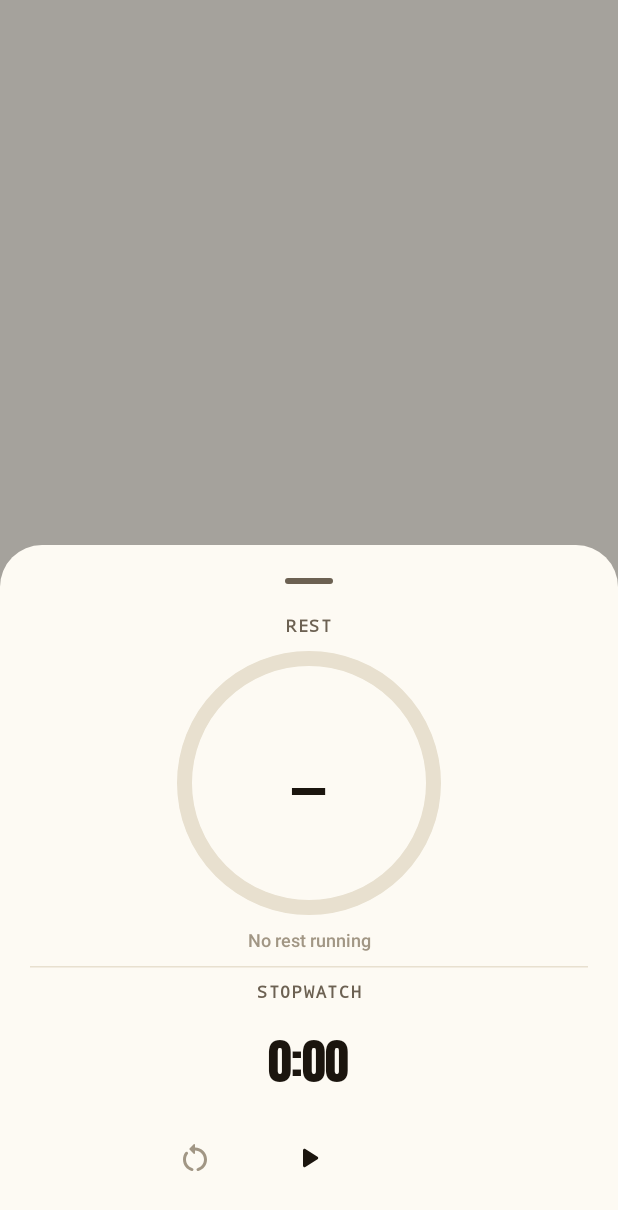
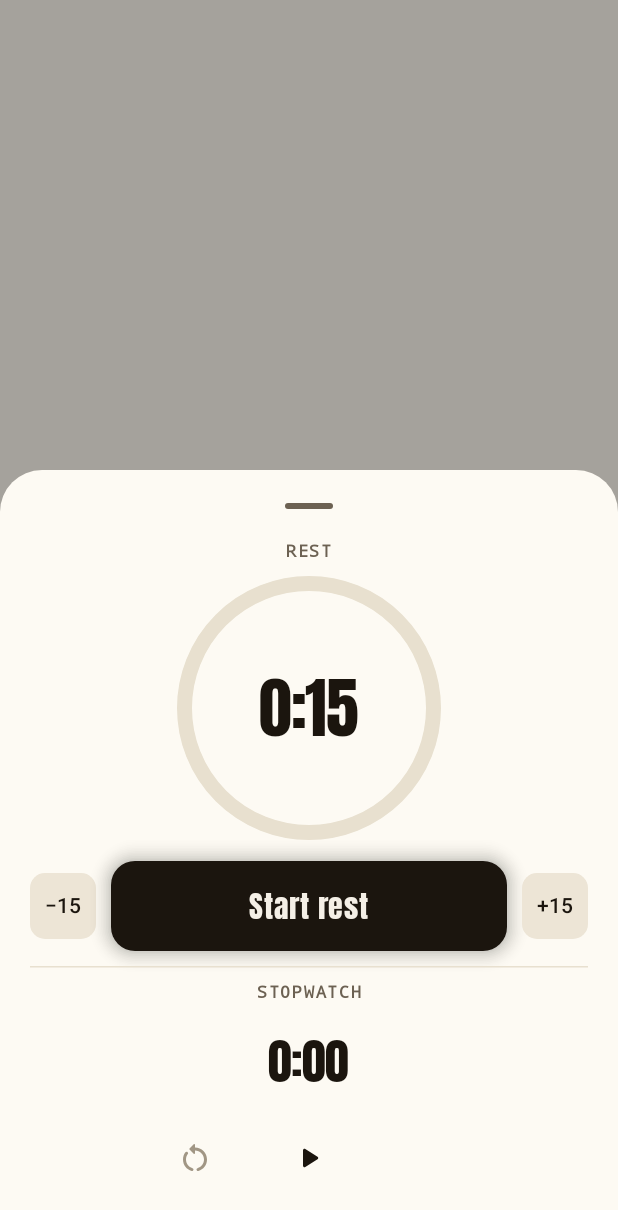
Before and after one commit to AyoubAZIAMIMER/Gym-Tracking-Android-App, an Android app built with Jetpack Compose: the composable RestActionsSheet called with empty values, after a tap on "Start stopwatch", on a phone screen of 412 x 824 dp. Shown: the top 1210 px of the screen. Run offline under Robolectric (Android 15) with nearby library versions, the phone set to English and light mode, and no system bars; libraries missing offline, so code that uses them is left out: dev.chrisbanes.haze; missing, so only their content is drawn: CompositionLocalProvider; 3 statements that could not run were skipped; 1 other tap on this screen came first.

Commit message:
Manual start, ±15 adjust, and a direct tap on red — no sheet detour
Three refinements to the rest/stopwatch sheet from the last pass:

Manual start: a Timer icon now sits in the Strike top bar and the Slate header,
always there whether or not a rest is running — the dedicated way to start
either one manually, since before this the sheet was only reachable from a
rest readout that only existed once a rest was already going. The old
Strike-top-bar "toggle the inline stopwatch row" behaviour retires entirely —
that row was already redundant with the sheet's own stopwatch section, so
StopwatchRow is gone and its state (already hoisted last pass) now belongs
only to the sheet and nothing else.

Direct tap on red: the rest readouts (top-bar chip, Strike caption, Slate
pill) go back to what they were before the sheet existed — tapping them does
nothing while counting down, and stops the rest immediately, with no sheet in
between, once they're over. The sheet is for everything short of that
(starting, adjusting, checking the stopwatch); a red readout you're already
looking at doesn't need a second screen to dismiss.

±15 in the sheet: the REST section now shows -15/+15 chips flanking the
primary button. Running, they call the timer service's new signed ACTION_ADJUST
(same deadline-shift math as the existing +15s notification action, just able
to go either way) directly against the live deadline. Idle, they nudge a local
armed value — seeded from the user's configured rest-seconds default — before
"Start rest" hands it to RestTimerService.start(). The chips reuse the
weight/rep steppers' own text-glyph-in-a-box language rather than a generic
plus/minus icon, so the sheet doesn't introduce a second adjuster style.

Verified on-device: the Timer icon opens the sheet with nothing running and
shows the idle preset; +15 twice moves it 0:06 -> 0:36; Start rest launches a
real countdown at that value; -15 on a live 34s rest pulls it into overtime
directly (+0:05, full red ring, the usual "Rest over" alert firing); dismissing
the sheet and tapping the now-red Slate pill ends the rest in one tap with no
sheet appearing.

Co-Authored-By: Claude Opus 5 <noreply@anthropic.com>

```diff
--- a/android/app/src/main/java/com/gymtracker/ui/components/RestActionsSheet.kt
+++ b/android/app/src/main/java/com/gymtracker/ui/components/RestActionsSheet.kt
@@ -1,17 +1,21 @@
-// Purpose: The rest countdown and the manual stopwatch, together, reached by tapping the live
-//          rest readout mid-workout (Strike caption / Slate pill). Two flat hairline-ruled
-//          sections stacked in one sheet — not tabs — so both are visible at once instead of
-//          one hiding behind the other. Deliberately not the generic blue segmented-tab +
-//          grey-ring layout a reference app used for this same idea: the rest ring carries the
-//          app's own heat ramp (it's live data racing a target), the stopwatch has no ring at
-//          all (it isn't racing anything, and a static ring around it would just be decoration
-//          with no data behind it — the one thing this app's identity work has tried hardest
-//          to avoid).
+// Purpose: The rest countdown and the manual stopwatch, together, reached by tapping a Timer
+//          icon mid-workout (Strike top bar / Slate header) — always there, running or not, so
+//          starting either one manually doesn't need one to already be going. Two flat
+//          hairline-ruled sections stacked in one sheet — not tabs — so both are visible at
+//          once instead of one hiding behind the other. Deliberately not the generic blue
+//          segmented-tab + grey-ring layout a reference app used for this same idea: the rest
+//          ring carries the app's own heat ramp (it's live data racing a target), the stopwatch
+//          has no ring at all (it isn't racing anything, and a static ring around it would just
+//          be decoration with no data behind it — the one thing this app's identity work has
+//          tried hardest to avoid).
 // Inputs: live rest state (nullable) + stopwatch state, both hoisted in WorkoutSessionScreen
-// Outputs: onFinishRest, onToggleStopwatch, onResetStopwatch, onDismiss
+// Outputs: onStartRest, onAdjustRest, onFinishRest, onToggleStopwatch, onResetStopwatch, onDismiss
 package com.gymtracker.ui.components
 
 import androidx.compose.foundation.Canvas
+import androidx.compose.foundation.background
+import androidx.compose.foundation.clickable
+import androidx.compose.foundation.interaction.MutableInteractionSource
 import androidx.compose.foundation.layout.Arrangement
 import androidx.compose.foundation.layout.Box
 import androidx.compose.foundation.layout.Column
@@ -21,6 +25,7 @@ import androidx.compose.foundation.layout.fillMaxWidth
 import androidx.compose.foundation.layout.height
 import androidx.compose.foundation.layout.padding
 import androidx.compose.foundation.layout.size
+import androidx.compose.foundation.shape.RoundedCornerShape
 import androidx.compose.material.icons.Icons
 import androidx.compose.material.icons.rounded.Pause
 import androidx.compose.material.icons.rounded.PlayArrow
@@ -33,8 +38,13 @@ import androidx.compose.material3.ModalBottomSheet
 import androidx.compose.material3.Text
 import androidx.compose.material3.rememberModalBottomSheetState
 import androidx.compose.runtime.Composable
+import androidx.compose.runtime.getValue
+import androidx.compose.runtime.mutableIntStateOf
+import androidx.compose.runtime.remember
+import androidx.compose.runtime.setValue
 import androidx.compose.ui.Alignment
 import androidx.compose.ui.Modifier
+import androidx.compose.ui.draw.clip
 import androidx.compose.ui.geometry.Offset
 import androidx.compose.ui.geometry.Size
 import androidx.compose.ui.graphics.StrokeCap
@@ -43,6 +53,7 @@ import androidx.compose.ui.graphics.lerp
 import androidx.compose.ui.unit.dp
 import com.gymtracker.ui.theme.FONT_FEATURE_TABULAR
 import com.gymtracker.ui.theme.GymTheme
+import com.gymtracker.ui.theme.forgedPress
 import com.gymtracker.utils.TimeFormat
 
 @OptIn(ExperimentalMaterial3Api::class)
@@ -50,6 +61,9 @@ import com.gymtracker.utils.TimeFormat
 fun RestActionsSheet(
     restRemainingSec: Int?,
     restTotalSec: Int,
+    defaultRestSeconds: Int,
+    onStartRest: (seconds: Int) -> Unit,
+    onAdjustRest: (deltaSeconds: Int) -> Unit,
     onFinishRest: () -> Unit,
     stopwatchElapsedMs: Long,
     stopwatchRunning: Boolean,
@@ -57,6 +71,12 @@ fun RestActionsSheet(
     onResetStopwatch: () -> Unit,
     onDismiss: () -> Unit,
 ) {
+    // The preset you'd start a fresh rest at — only meaningful while nothing is running, so it
+    // resets to your configured default each time the sheet opens rather than persisting across
+    // opens. -15/+15 either nudge this before you start, or nudge the live deadline once you have.
+    var armedSeconds by remember { mutableIntStateOf(defaultRestSeconds) }
+    val running = restRemainingSec != null
+
     ModalBottomSheet(
         onDismissRequest = onDismiss,
         sheetState = rememberModalBottomSheetState(skipPartiallyExpanded = true),
@@ -71,19 +91,31 @@ fun RestActionsSheet(
             verticalArrangement = Arrangement.spacedBy(10.dp),
         ) {
             StampText("REST")
-            RestRing(restRemainingSec, restTotalSec)
-            if (restRemainingSec != null) {
-                ForgedCta(
-                    label = "Finish rest",
-                    onClick = { onFinishRest(); onDismiss() },
-                    modifier = Modifier.padding(top = 4.dp),
-                )
-            } else {
-                Text(
-                    "No rest running",
-                    style = MaterialTheme.typography.labelMedium,
-                    color = GymTheme.colors.hint,
-                )
+            RestRing(restRemainingSec, restTotalSec, armedSeconds)
+            Row(
+                Modifier.fillMaxWidth().padding(top = 4.dp),
+                verticalAlignment = Alignment.CenterVertically,
+                horizontalArrangement = Arrangement.spacedBy(10.dp),
+            ) {
+                AdjustChip("−15") {
+                    if (running) onAdjustRest(-15) else armedSeconds = (armedSeconds - 15).coerceAtLeast(15)
+                }
+                Box(Modifier.weight(1f)) {
+                    ForgedCta(
+                        label = if (running) "Finish rest" else "Start rest",
+                        onClick = {
+                            if (running) {
+                                onFinishRest()
+                                onDismiss()
+                            } else {
+                                onStartRest(armedSeconds)
+                            }
+                        },
+                    )
+                }
+                AdjustChip("+15") {
+                    if (running) onAdjustRest(15) else armedSeconds = (armedSeconds + 15).coerceAtMost(600)
+                }
             }
 
             SectionRule()
@@ -124,13 +156,38 @@ fun RestActionsSheet(
 }
 
 /**
+ * The same recipe as the weight/rep steppers on the Slate (a text glyph in a small rounded
+ * box) rather than a plus/minus icon glyph — one adjuster language for the whole app, not a
+ * second one invented just for this sheet.
+ */
+@Composable
+private fun AdjustChip(label: String, onClick: () -> Unit) {
+    val source = remember { MutableInteractionSource() }
+    Box(
+        Modifier
+            .size(44.dp)
+            .forgedPress(source)
+            .clip(RoundedCornerShape(10.dp))
+            .background(MaterialTheme.colorScheme.surfaceVariant)
+            .clickable(interactionSource = source, indication = null, onClick = onClick),
+        contentAlignment = Alignment.Center,
+    ) {
+        Text(label, style = MaterialTheme.typography.labelLarge, color = MaterialTheme.colorScheme.onSurface)
+    }
+}
+
+/**
  * Same heat ramp as the overlay bubble and the in-session readouts (quenched steel -> ember ->
  * red, flat spent-red once you're over) — one ring, drawn three places, always means the same
  * thing. No progress ring for the stopwatch below: there's no target to show a fraction of, and
  * a static circle drawn just to echo this one would be decoration wearing data's clothes.
+ *
+ * Idle (nothing running) shows the armed preset in plain chalk on a bare track — not the heat
+ * ramp, because it isn't live yet, and not dimmed to a hint, because it's a real value you're
+ * about to act on, not a placeholder.
  */
 @Composable
-private fun RestRing(remainingSec: Int?, totalSec: Int) {
+private fun RestRing(remainingSec: Int?, totalSec: Int, armedSeconds: Int) {
     val heat = GymTheme.colors.heat
     val track = MaterialTheme.colorScheme.outlineVariant
     val overtime = (remainingSec ?: 0) < 0
@@ -140,7 +197,6 @@ private fun RestRing(remainingSec: Int?, totalSec: Int) {
         else -> (remainingSec / totalSec.toFloat()).coerceIn(0f, 1f)
     }
     val ringColor = when {
-        remainingSec == null -> GymTheme.colors.hint
         overtime -> heat.spent
         fraction > 0.5f -> lerp(heat.hot, heat.ready, (fraction - 0.5f) / 0.5f)
         else -> lerp(heat.spent, heat.hot, (fraction / 0.5f).coerceIn(0f, 1f))
@@ -160,7 +216,7 @@ private fun RestRing(remainingSec: Int?, totalSec: Int) {
             }
         }
         Text(
-            text = if (remainingSec != null) TimeFormat.signedMmss(remainingSec) else "—",
+            text = if (remainingSec != null) TimeFormat.signedMmss(remainingSec) else TimeFormat.mmss(armedSeconds),
             style = MaterialTheme.typography.displayLarge.copy(
                 fontFeatureSettings = FONT_FEATURE_TABULAR,
             ),
```
Also changed, not shown: android/app/src/main/java/com/gymtracker/service/RestTimerService.kt (+17 -0 lines), android/app/src/main/java/com/gymtracker/ui/screens/session/SessionSlateScreen.kt (+15 -4 lines), android/app/src/main/java/com/gymtracker/ui/screens/session/StrikeMode.kt (+6 -8 lines), android/app/src/main/java/com/gymtracker/ui/screens/session/WorkoutSessionScreen.kt (+26 -84 lines).
